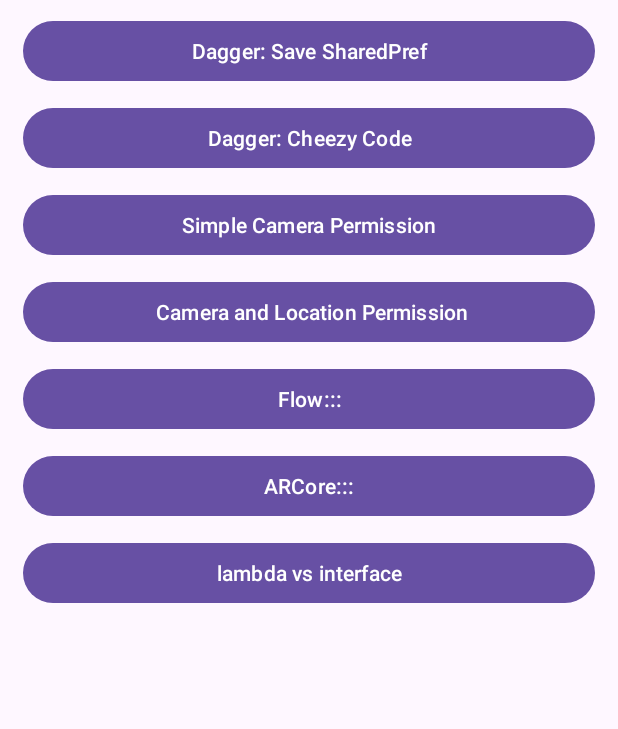
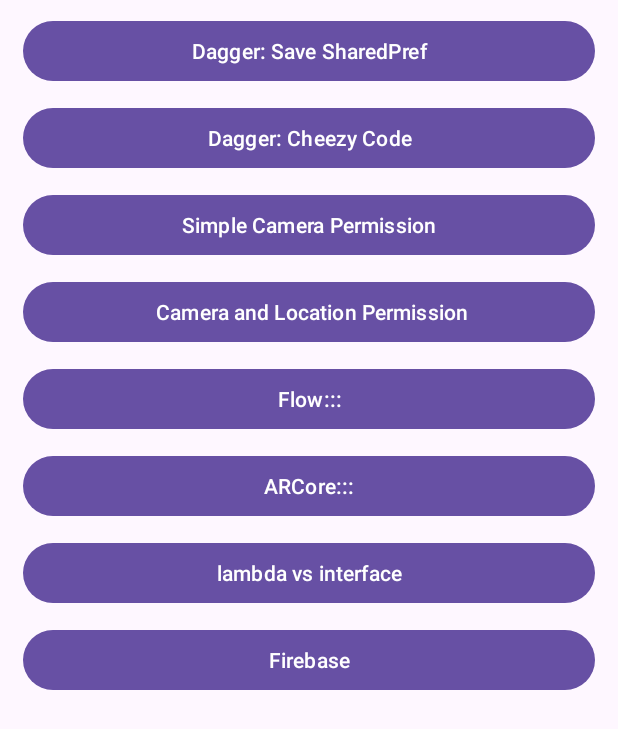
Before and after one commit to aman1sr/Android-Concepts-Learning, an Android app: the screen it shows after launch (MainActivity), on a phone screen of 412 x 824 dp. Shown: the top 729 px of the screen. Run offline under Robolectric (Android 15) with nearby library versions, the phone set to English and light mode, and no system bars.

Commit message:
add firease

```diff
--- a/app/src/main/AndroidManifest.xml
+++ b/app/src/main/AndroidManifest.xml
@@ -20,6 +20,9 @@
         android:supportsRtl="true"
         android:theme="@style/Theme.AndroidArchDemoProjects"
         tools:targetApi="31">
+        <activity
+            android:name=".firebase.FirebaseActivity"
+            android:exported="false" />
         <activity
             android:name=".lambda.RecHomeActivity"
             android:exported="false" />
--- a/app/src/main/java/com/petofy/androidarchdemoprojects/MainActivity.kt
+++ b/app/src/main/java/com/petofy/androidarchdemoprojects/MainActivity.kt
@@ -7,6 +7,7 @@ import com.petofy.androidarchdemoprojects.arcore.ARCoreActivity
 import com.petofy.androidarchdemoprojects.dagger.cheezyCode.DaggerCheezyCodeActivity
 import com.petofy.androidarchdemoprojects.dagger.sharedpref.DaggerSharedPrefActivity
 import com.petofy.androidarchdemoprojects.databinding.ActivityMainBinding
+import com.petofy.androidarchdemoprojects.firebase.FirebaseActivity
 import com.petofy.androidarchdemoprojects.flow.FlowActivity
 import com.petofy.androidarchdemoprojects.lambda.RecHomeActivity
 import com.petofy.androidarchdemoprojects.permission.PermissionActivity
@@ -44,6 +45,9 @@ class MainActivity : AppCompatActivity() {
         binding.lambda.setOnClickListener {
             startScreen(RecHomeActivity::class.java)
         }
+        binding.firebase.setOnClickListener {
+            startScreen(FirebaseActivity::class.java)
+        }
 
     }
 
--- a/app/src/main/res/layout/activity_main.xml
+++ b/app/src/main/res/layout/activity_main.xml
@@ -69,6 +69,14 @@
                 android:layout_marginTop="@dimen/btn_margin_top"
 
                 android:text="lambda vs interface" />
+            <Button
+                android:id="@+id/firebase"
+                android:layout_width="match_parent"
+                android:layout_height="wrap_content"
+                android:layout_marginTop="@dimen/btn_margin_top"
+
+                android:text="Firebase" />
+
 
         </LinearLayout>
     </ScrollView>
```
Also changed, not shown: app/src/main/java/com/petofy/androidarchdemoprojects/firebase/FirebaseActivity.kt (added, +13 -0 lines), app/src/main/res/layout/activity_firebase.xml (added, +9 -0 lines).
